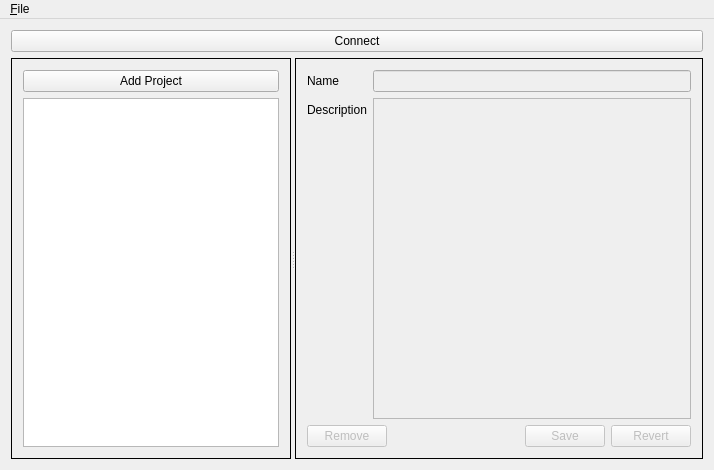
djurodrljaca/salamander-alm, file MainWindow.ui: the form before one commit.
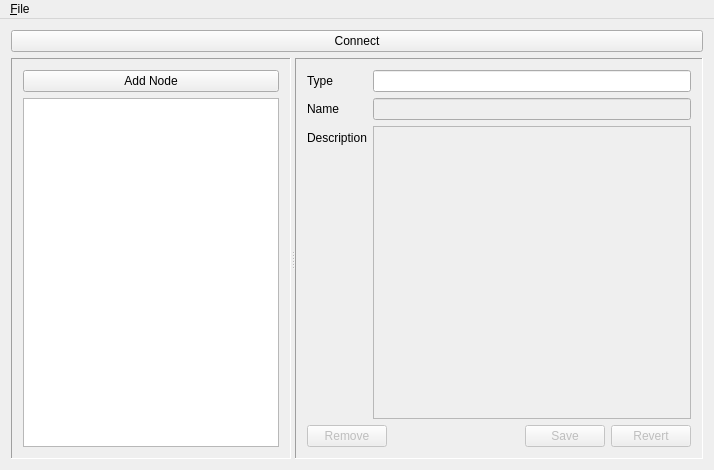
The form after the commit.

Commit message:
Added the possibility to add other nodes to root  nodes.
Improved the GUI.

What changed in the file:
```diff
--- a/MainWindow.ui
+++ b/MainWindow.ui
@@ -47,20 +47,17 @@
          <verstretch>0</verstretch>
         </sizepolicy>
        </property>
-       <property name="autoFillBackground">
-        <bool>true</bool>
-       </property>
        <property name="frameShape">
         <enum>QFrame::Panel</enum>
        </property>
        <property name="frameShadow">
-        <enum>QFrame::Plain</enum>
+        <enum>QFrame::Sunken</enum>
        </property>
        <layout class="QVBoxLayout" name="verticalLayout_2">
         <item>
          <widget class="QPushButton" name="addProject_pushButton">
           <property name="text">
-           <string>Add Project</string>
+           <string>Add Node</string>
           </property>
          </widget>
         </item>
@@ -83,27 +80,24 @@
          <verstretch>0</verstretch>
         </sizepolicy>
        </property>
-       <property name="autoFillBackground">
-        <bool>true</bool>
-       </property>
        <property name="frameShape">
         <enum>QFrame::Panel</enum>
        </property>
        <property name="frameShadow">
-        <enum>QFrame::Plain</enum>
+        <enum>QFrame::Sunken</enum>
        </property>
        <layout class="QFormLayout" name="formLayout">
         <property name="fieldGrowthPolicy">
          <enum>QFormLayout::AllNonFixedFieldsGrow</enum>
         </property>
-        <item row="0" column="0">
+        <item row="1" column="0">
          <widget class="QLabel" name="nodeName_label">
           <property name="text">
            <string>Name</string>
           </property>
          </widget>
         </item>
-        <item row="0" column="1">
+        <item row="1" column="1">
          <widget class="QLineEdit" name="nodeName_lineEdit">
           <property name="enabled">
            <bool>false</bool>
@@ -113,14 +107,14 @@
           </property>
          </widget>
         </item>
-        <item row="1" column="0">
+        <item row="2" column="0">
          <widget class="QLabel" name="nodeDescription_label">
           <property name="text">
            <string>Description</string>
           </property>
          </widget>
         </item>
-        <item row="1" column="1">
+        <item row="2" column="1">
          <widget class="QPlainTextEdit" name="nodeDescription_plainTextEdit">
           <property name="enabled">
            <bool>false</bool>
@@ -183,6 +177,23 @@
           </item>
          </layout>
         </item>
+        <item row="0" column="0">
+         <widget class="QLabel" name="nodeType_label">
+          <property name="text">
+           <string>Type</string>
+          </property>
+         </widget>
+        </item>
+        <item row="0" column="1">
+         <widget class="QLineEdit" name="nodeType_lineEdit">
+          <property name="enabled">
+           <bool>true</bool>
+          </property>
+          <property name="readOnly">
+           <bool>true</bool>
+          </property>
+         </widget>
+        </item>
        </layout>
       </widget>
      </widget>
```
Left out of the diff: 6 changed lines with no effect on the pictures. The commit also changes 8 other files.
